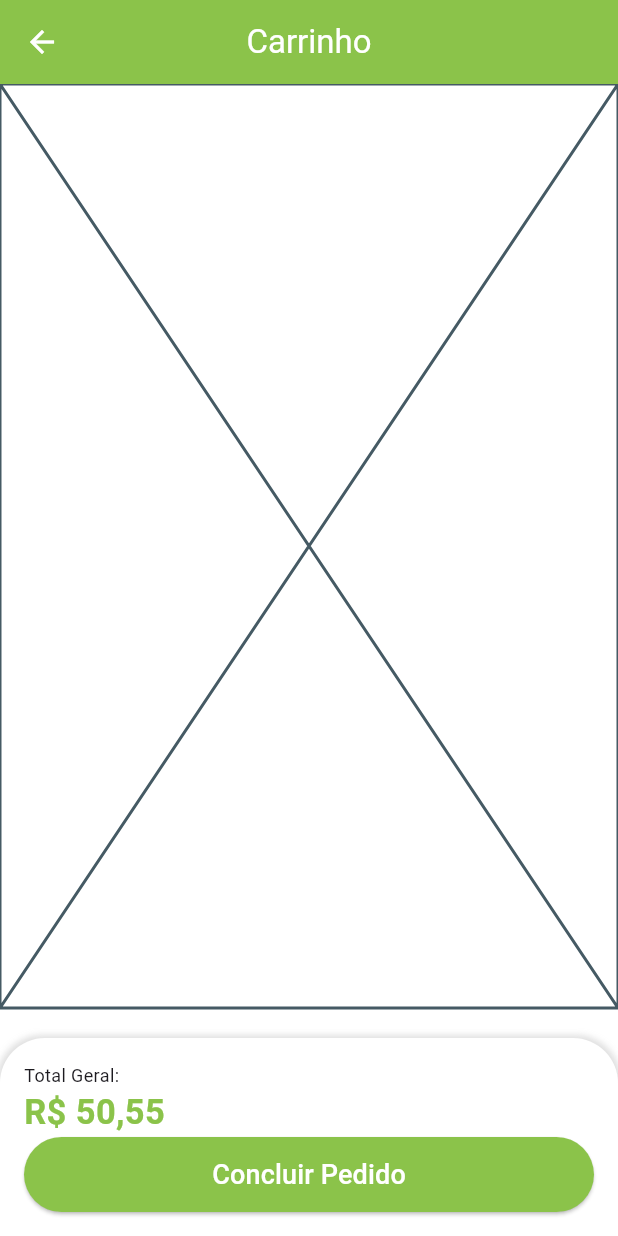
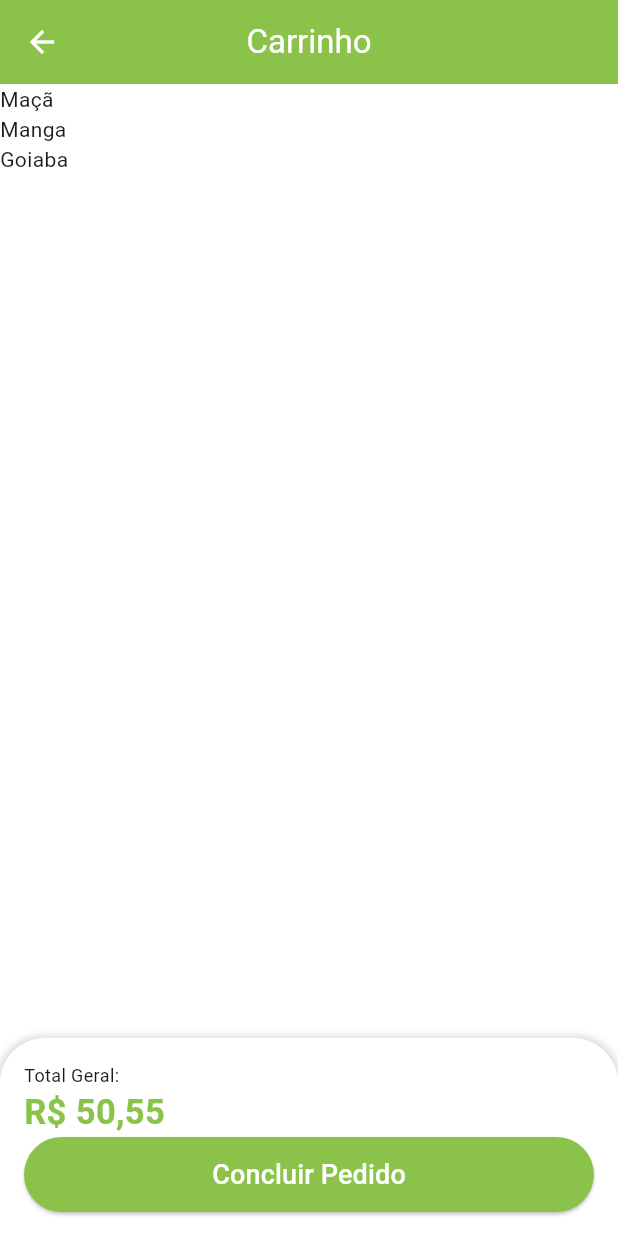
Before and after one commit to iraponan/greengrocer, a Flutter app: the CartTab screen opened directly, on a phone screen of 412 x 824 dp. Run offline on Flutter 3.47's test engine with Material 3 defaults, Android fonts, the phone set to English and light mode, and no system bars; our stand-ins replace animated_text_kit, brasil_fields; missing offline and left inert: bottom_bar_matu.

Commit message:
Criando a lista de produtos do carrinho.

```diff
--- a/lib/src/data/items.dart
+++ b/lib/src/data/items.dart
@@ -1,3 +1,4 @@
+import 'package:greengrocer/src/models/cart_item.dart';
 import 'package:greengrocer/src/models/item.dart';
 
 ItemModel apple = ItemModel(
@@ -64,6 +65,7 @@ List<ItemModel> items = [
   papaya,
 ];
 
+// Lista de categorias
 List<String> categories = [
   'Frutas',
   'Verduras',
@@ -72,3 +74,10 @@ List<String> categories = [
   'Cereais',
   'Laticínios',
 ];
+
+// Lista do Carrinho
+List<CartItemModel> cartItems = [
+  CartItemModel(item: apple, quantity: 2),
+  CartItemModel(item: mango, quantity: 1),
+  CartItemModel(item: guava, quantity: 3),
+];
--- a/lib/src/screens/cart/cart_tab.dart
+++ b/lib/src/screens/cart/cart_tab.dart
@@ -1,6 +1,7 @@
 import 'package:brasil_fields/brasil_fields.dart';
 import 'package:flutter/material.dart';
 import 'package:greengrocer/src/config/custom_colors.dart';
+import 'package:greengrocer/src/data/items.dart' as items_data;
 
 class CartTab extends StatelessWidget {
   const CartTab({super.key});
@@ -14,11 +15,13 @@ class CartTab extends StatelessWidget {
       ),
       body: Column(
         children: [
-          const Expanded(
-            child: Placeholder(),
-          ),
-          const SizedBox(
-            height: 20,
+          Expanded(
+            child: ListView.builder(
+              itemCount: items_data.cartItems.length,
+              itemBuilder: (context, index) => Text(
+                items_data.cartItems[index].item.itemName,
+              ),
+            ),
           ),
           Container(
             padding: const EdgeInsets.all(16),
```
Also changed, not shown: lib/src/models/cart_item.dart (added, +11 -0 lines).
